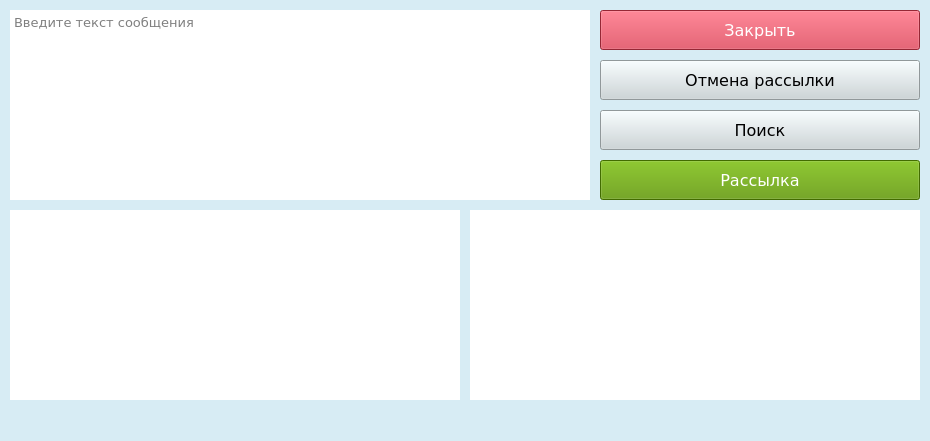
Old version of the form qtdesigner.ui in the repository TarkvinAktus/python-standalone-vk-msg-sender-.
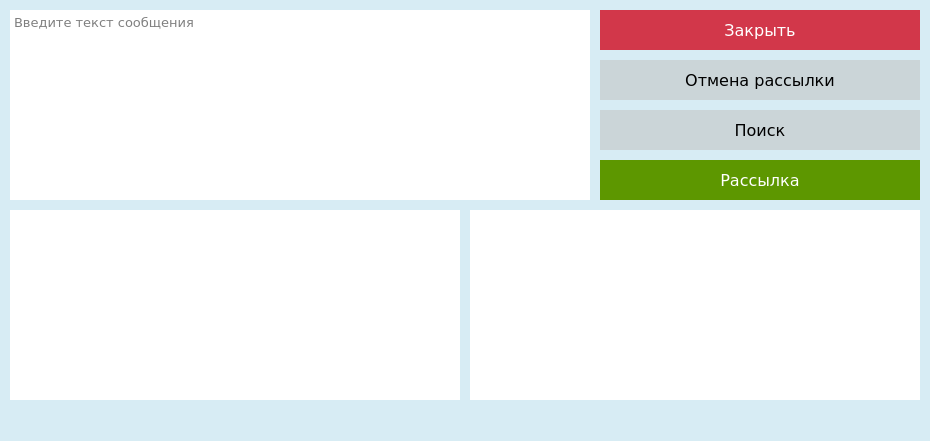
New version of the form.

```diff
--- a/qtdesigner.ui
+++ b/qtdesigner.ui
@@ -42,7 +42,8 @@
   </property>
   <property name="styleSheet">
    <string notr="true">QWidget{
-	background-color:#d7ecf4
+	background-color:#d7ecf4;
+	border:none;outline: none;
 }</string>
   </property>
   <widget class="QWidget" name="centralwidget">
```
